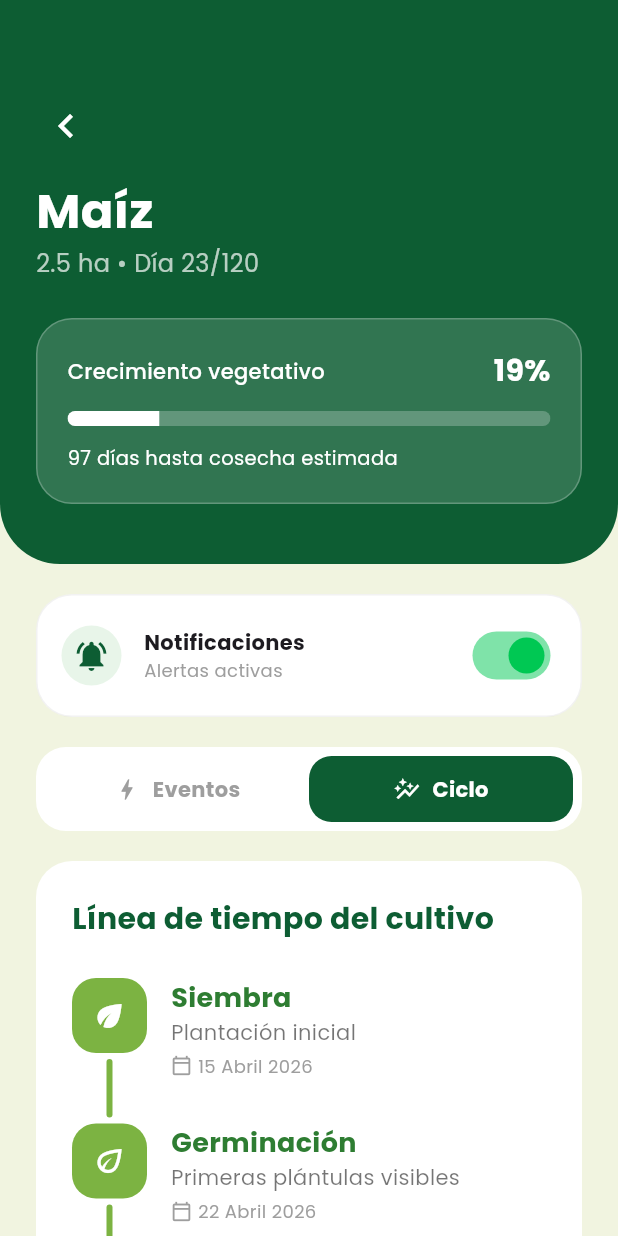
After one commit to chaan12/cultiva-app-frontend, a Flutter app: the CropTrackingScreen screen opened directly, on a phone screen of 412 x 824 dp. The commit adds this screen. Run offline on Flutter 3.47's test engine with Material 3 defaults, Android fonts, the phone set to English and light mode, and no system bars; our stand-ins replace fl_chart, google_fonts; network calls fail.

Commit message:
Add crop tracking screen and link from My Crops
Introduce a new CropTrackingScreen (lib/features/crop_tracking/screens/crop_tracking_screen.dart) providing a detailed UI for crop progress: header with progress bar, notification toggle, tabbed Events/Cycle views, event cards and a timeline of stages. Wire navigation from My Crops screen by importing the new screen and pushing CropTrackingScreen on tap (lib/features/my_crops/screens/my_crops_scree.dart). An assets/.DS_Store file was also updated in the commit.

```diff
--- /dev/null
+++ b/lib/features/crop_tracking/screens/crop_tracking_screen.dart
@@ -0,0 +1,552 @@
+import 'package:flutter/material.dart';
+
+class CropTrackingScreen extends StatefulWidget {
+  const CropTrackingScreen({super.key});
+
+  @override
+  State<CropTrackingScreen> createState() => _CropTrackingScreenState();
+}
+
+class _CropTrackingScreenState extends State<CropTrackingScreen> {
+  bool notifications = true;
+  String activeTab =
+      "timeline"; // Por defecto en timeline para visualizar los cambios
+
+  final Map<String, dynamic> cultivo = {
+    "nombre": "Maíz",
+    "area": "2.5 ha",
+    "diasDesdeSiembra": 23,
+    "etapaActual": "Crecimiento vegetativo",
+    "progreso": 19,
+    "totalDias": 120,
+    "diasCosecha": 97,
+  };
+
+  final List<Map<String, dynamic>> upcomingEvents = [
+    {
+      "task": "Aplicar fertilizante NPK",
+      "date": "10 Mayo",
+      "daysUntil": 2,
+      "priority": "high",
+      "icon": Icons.water_drop,
+      "description": "Fase crítica de nutrición",
+    },
+    {
+      "task": "Inspección de plagas",
+      "date": "12 Mayo",
+      "daysUntil": 4,
+      "priority": "medium",
+      "icon": Icons.bug_report,
+      "description": "Monitoreo preventivo",
+    },
+    {
+      "task": "Riego profundo",
+      "date": "14 Mayo",
+      "daysUntil": 6,
+      "priority": "medium",
+      "icon": Icons.water_drop,
+      "description": "Mantener humedad del suelo",
+    },
+  ];
+
+  final List<Map<String, dynamic>> timelineStages = [
+    {
+      "name": "Siembra",
+      "date": "15 Abril 2026",
+      "description": "Plantación inicial",
+      "completed": true,
+      "icon": Icons.eco,
+    },
+    {
+      "name": "Germinación",
+      "date": "22 Abril 2026",
+      "description": "Primeras plántulas visibles",
+      "completed": true,
+      "icon": Icons.eco_outlined,
+    },
+    {
+      "name": "Crecimiento vegetativo",
+      "date": "5 Mayo 2026",
+      "description": "Desarrollo de hojas y tallos",
+      "current": true,
+      "daysRemaining": 7,
+      "icon": Icons.trending_up,
+    },
+    {
+      "name": "Floración",
+      "date": "25 Mayo 2026",
+      "description": "Aparición de flores",
+      "completed": false,
+      "icon": Icons.wb_sunny_outlined,
+    },
+    {
+      "name": "Fructificación",
+      "date": "10 Junio 2026",
+      "description": "Formación de frutos",
+      "completed": false,
+      "icon": Icons.spa_outlined,
+    },
+    {
+      "name": "Cosecha",
+      "date": "15 Julio 2026",
+      "description": "Momento óptimo de recolección",
+      "completed": false,
+      "icon": Icons.check_circle_outline,
+    },
+  ];
+
+  @override
+  Widget build(BuildContext context) {
+    return Scaffold(
+      backgroundColor: const Color(0xFFF1F4E0), // Fondo crema de la imagen
+      body: SingleChildScrollView(
+        child: Column(
+          children: [
+            _buildHeader(),
+            Padding(
+              padding: const EdgeInsets.symmetric(horizontal: 24),
+              child: Column(
+                children: [
+                  const SizedBox(height: 20),
+                  _buildNotificationToggle(),
+                  const SizedBox(height: 20),
+                  _buildTabSelector(),
+                  const SizedBox(height: 20),
+                  AnimatedSwitcher(
+                    duration: const Duration(milliseconds: 300),
+                    child: activeTab == "events"
+                        ? _buildEventsList()
+                        : _buildTimeline(),
+                  ),
+                  const SizedBox(height: 40),
+                ],
+              ),
+            ),
+          ],
+        ),
+      ),
+    );
+  }
+
+  Widget _buildHeader() {
+    return Container(
+      width: double.infinity,
+      padding: const EdgeInsets.fromLTRB(24, 60, 24, 40),
+      decoration: const BoxDecoration(
+        color: Color(0xFF0D5D33),
+        borderRadius: BorderRadius.only(
+          bottomLeft: Radius.circular(40),
+          bottomRight: Radius.circular(40),
+        ),
+      ),
+      child: Column(
+        crossAxisAlignment: CrossAxisAlignment.start,
+        children: [
+          IconButton(
+            onPressed: () => Navigator.pop(context),
+            icon: const Icon(Icons.chevron_left, color: Colors.white, size: 32),
+            padding: EdgeInsets.zero,
+            alignment: Alignment.centerLeft,
+          ),
+          const SizedBox(height: 10),
+          Text(
+            cultivo["nombre"],
+            style: const TextStyle(
+              color: Colors.white,
+              fontSize: 32,
+              fontWeight: FontWeight.bold,
+            ),
+          ),
+          Text(
+            "${cultivo["area"]} • Día ${cultivo["diasDesdeSiembra"]}/${cultivo["totalDias"]}",
+            style: const TextStyle(color: Colors.white70, fontSize: 16),
+          ),
+          const SizedBox(height: 25),
+          Container(
+            padding: const EdgeInsets.all(20),
+            decoration: BoxDecoration(
+              color: Colors.white.withOpacity(0.15),
+              borderRadius: BorderRadius.circular(24),
+              border: Border.all(color: Colors.white24),
+            ),
+            child: Column(
+              children: [
+                Row(
+                  mainAxisAlignment: MainAxisAlignment.spaceBetween,
+                  children: [
+                    Text(
+                      cultivo["etapaActual"],
+                      style: const TextStyle(
+                        color: Colors.white,
+                        fontWeight: FontWeight.w500,
+                      ),
+                    ),
+                    Text(
+                      "${cultivo["progreso"]}%",
+                      style: const TextStyle(
+                        color: Colors.white,
+                        fontSize: 20,
+                        fontWeight: FontWeight.bold,
+                      ),
+                    ),
+                  ],
+                ),
+                const SizedBox(height: 12),
+                ClipRRect(
+                  borderRadius: BorderRadius.circular(10),
+                  child: LinearProgressIndicator(
+                    value: cultivo["progreso"] / 100,
+                    backgroundColor: Colors.white24,
+                    color: Colors.white,
+                    minHeight: 10,
+                  ),
+                ),
+                const SizedBox(height: 12),
+                Align(
+                  alignment: Alignment.centerLeft,
+                  child: Text(
+                    "${cultivo["diasCosecha"]} días hasta cosecha estimada",
+                    style: const TextStyle(color: Colors.white, fontSize: 13),
+                  ),
+                ),
+              ],
+            ),
+          ),
+        ],
+      ),
+    );
+  }
+
+  Widget _buildNotificationToggle() {
+    return Container(
+      padding: const EdgeInsets.all(16),
+      decoration: BoxDecoration(
+        color: Colors.white,
+        borderRadius: BorderRadius.circular(24),
+        border: Border.all(color: Colors.black.withOpacity(0.05)),
+      ),
+      child: Row(
+        children: [
+          CircleAvatar(
+            backgroundColor: notifications
+                ? const Color(0xFFE8F5E9)
+                : Colors.grey[100],
+            child: Icon(
+              notifications
+                  ? Icons.notifications_active
+                  : Icons.notifications_off,
+              color: notifications ? const Color(0xFF0D5D33) : Colors.grey,
+            ),
+          ),
+          const SizedBox(width: 15),
+          Expanded(
+            child: Column(
+              crossAxisAlignment: CrossAxisAlignment.start,
+              children: [
+                const Text(
+                  "Notificaciones",
+                  style: TextStyle(fontWeight: FontWeight.bold),
+                ),
+                Text(
+                  notifications ? "Alertas activas" : "Alertas desactivadas",
+                  style: const TextStyle(color: Colors.grey, fontSize: 12),
+                ),
+              ],
+            ),
+          ),
+          Switch.adaptive(
+            value: notifications,
+            onChanged: (v) => setState(() => notifications = v),
+            activeColor: const Color(0xFF00C853),
+          ),
+        ],
+      ),
+    );
+  }
+
+  Widget _buildTabSelector() {
+    return Container(
+      padding: const EdgeInsets.all(6),
+      decoration: BoxDecoration(
+        color: Colors.white,
+        borderRadius: BorderRadius.circular(20),
+      ),
+      child: Row(
+        children: [
+          _tabButton("events", Icons.bolt, "Eventos"),
+          _tabButton("timeline", Icons.auto_graph, "Ciclo"),
+        ],
+      ),
+    );
+  }
+
+  Widget _tabButton(String id, IconData icon, String label) {
+    bool isSelected = activeTab == id;
+    return Expanded(
+      child: GestureDetector(
+        onTap: () => setState(() => activeTab = id),
+        child: AnimatedContainer(
+          duration: const Duration(milliseconds: 300),
+          padding: const EdgeInsets.symmetric(vertical: 12),
+          decoration: BoxDecoration(
+            color: isSelected ? const Color(0xFF0D5D33) : Colors.transparent,
+            borderRadius: BorderRadius.circular(15),
+          ),
+          child: Row(
+            mainAxisAlignment: MainAxisAlignment.center,
+            children: [
+              Icon(
+                icon,
+                color: isSelected ? Colors.white : Colors.grey,
+                size: 18,
+              ),
+              const SizedBox(width: 8),
+              Text(
+                label,
+                style: TextStyle(
+                  color: isSelected ? Colors.white : Colors.grey,
+                  fontWeight: FontWeight.bold,
+                ),
+              ),
+            ],
+          ),
+        ),
+      ),
+    );
+  }
+
+  Widget _buildEventsList() {
+    return Column(
+      key: const ValueKey("events_list"),
+      children: upcomingEvents.map((event) => _eventCard(event)).toList(),
+    );
+  }
+
+  Widget _eventCard(Map<String, dynamic> event) {
+    Color priorityColor = event["priority"] == "high"
+        ? Colors.redAccent
+        : Colors.amber[700]!;
+    return Container(
+      margin: const EdgeInsets.only(bottom: 16),
+      decoration: BoxDecoration(
+        color: Colors.white,
+        borderRadius: BorderRadius.circular(24),
+        border: Border.all(color: priorityColor.withOpacity(0.3), width: 1),
+      ),
+      child: Padding(
+        padding: const EdgeInsets.all(20),
+        child: Row(
+          crossAxisAlignment: CrossAxisAlignment.start,
+          children: [
+            Container(
+              padding: const EdgeInsets.all(12),
+              decoration: BoxDecoration(
+                color: priorityColor.withOpacity(0.1),
+                borderRadius: BorderRadius.circular(16),
+              ),
+              child: Icon(event["icon"], color: priorityColor),
+            ),
+            const SizedBox(width: 16),
+            Expanded(
+              child: Column(
+                crossAxisAlignment: CrossAxisAlignment.start,
+                children: [
+                  Text(
+                    event["task"],
+                    style: const TextStyle(
+                      fontWeight: FontWeight.bold,
+                      fontSize: 18,
+                    ),
+                  ),
+                  Text(
+                    event["description"],
+                    style: const TextStyle(color: Colors.grey, fontSize: 14),
+                  ),
+                  const SizedBox(height: 10),
+                  Text(
+                    "En ${event["daysUntil"]} días",
+                    style: TextStyle(
+                      color: priorityColor,
+                      fontWeight: FontWeight.bold,
+                    ),
+                  ),
+                ],
+              ),
+            ),
+          ],
+        ),
+      ),
+    );
+  }
+
+  Widget _buildTimeline() {
+    return Container(
+      key: const ValueKey("timeline_view"),
+      padding: const EdgeInsets.all(24),
+      decoration: BoxDecoration(
+        color: Colors.white,
+        borderRadius: BorderRadius.circular(24),
+      ),
+      child: Column(
+        crossAxisAlignment: CrossAxisAlignment.start,
+        children: [
+          const Text(
+            "Línea de tiempo del cultivo",
+            style: TextStyle(
+              fontSize: 20,
+              fontWeight: FontWeight.bold,
+              color: Color(0xFF0D5D33),
+            ),
+          ),
+          const SizedBox(height: 25),
+          ...timelineStages
+              .asMap()
+              .entries
+              .map(
+                (entry) => _timelineItem(
+                  entry.value,
+                  entry.key == timelineStages.length - 1,
+                ),
+              )
+              .toList(),
+        ],
+      ),
+    );
+  }
+
+  Widget _timelineItem(Map<String, dynamic> stage, bool isLast) {
+    bool isCompleted = stage["completed"] ?? false;
+    bool isCurrent = stage["current"] ?? false;
+
+    // Colores exactos de la imagen
+    Color iconBgColor = isCompleted
+        ? const Color(0xFF7CB342) // Verde claro para completados
+        : (isCurrent
+              ? const Color(0xFF33691E)
+              : Colors.white); // Verde oscuro para actual
+
+    Color iconColor = isCurrent || isCompleted ? Colors.white : Colors.grey;
+    Color connectorColor = isCompleted
+        ? const Color(0xFF7CB342)
+        : Colors.grey.shade200;
+
+    return IntrinsicHeight(
+      child: Row(
+        crossAxisAlignment: CrossAxisAlignment.start,
+        children: [
+          Column(
+            children: [
+              Container(
+                width: 50,
+                height: 50,
+                decoration: BoxDecoration(
+                  color: iconBgColor,
+                  borderRadius: BorderRadius.circular(16),
+                  border: !isCurrent && !isCompleted
+                      ? Border.all(color: Colors.grey.shade200)
+                      : null,
+                  boxShadow: isCurrent
+                      ? [
+                          BoxShadow(
+                            color: Colors.black12,
+                            blurRadius: 10,
+                            offset: Offset(0, 4),
+                          ),
+                        ]
+                      : null,
+                ),
+                child: Icon(stage["icon"], color: iconColor, size: 24),
+              ),
+              if (!isLast)
+                Expanded(
+                  child: Container(
+                    width: 4,
+                    margin: const EdgeInsets.symmetric(vertical: 4),
+                    decoration: BoxDecoration(
+                      color: connectorColor,
+                      borderRadius: BorderRadius.circular(2),
+                    ),
+                  ),
+                ),
+            ],
+          ),
+          const SizedBox(width: 16),
+          Expanded(
+            child: Column(
+              crossAxisAlignment: CrossAxisAlignment.start,
+              children: [
+                Row(
+                  mainAxisAlignment: MainAxisAlignment.spaceBetween,
+                  children: [
+                    Text(
+                      stage["name"],
+                      style: TextStyle(
+                        fontSize: 18,
+                        fontWeight: FontWeight.bold,
+                        color: isCurrent || isCompleted
+                            ? const Color(0xFF2E7D32)
+                            : Colors.black54,
+                      ),
+                    ),
+                    if (isCurrent && stage["daysRemaining"] != null)
+                      Container(
+                        padding: const EdgeInsets.symmetric(
+                          horizontal: 10,
+                          vertical: 8,
+                        ),
+                        decoration: BoxDecoration(
+                          color: const Color(
+                            0xFF2D4B2D,
+                          ), // Color oscuro para el badge
+                          borderRadius: BorderRadius.circular(20),
+                        ),
+                        child: Column(
+                          children: [
+                            Text(
+                              "${stage["daysRemaining"]}",
+                              style: const TextStyle(
+                                color: Colors.white,
+                                fontWeight: FontWeight.bold,
+                                fontSize: 16,
+                              ),
+                            ),
+                            const Text(
+                              "días",
+                              style: TextStyle(
+                                color: Colors.white,
+                                fontSize: 10,
+                              ),
+                            ),
+                          ],
+                        ),
+                      ),
+                  ],
+                ),
+                Text(
+                  stage["description"] ?? "",
+                  style: const TextStyle(color: Colors.black54, fontSize: 14),
+                ),
+                const SizedBox(height: 4),
+                Row(
+                  children: [
+                    const Icon(
+                      Icons.calendar_today_outlined,
+                      size: 14,
+                      color: Colors.grey,
+                    ),
+                    const SizedBox(width: 4),
+                    Text(
+                      stage["date"],
+                      style: const TextStyle(color: Colors.grey, fontSize: 12),
+                    ),
+                  ],
+                ),
+                const SizedBox(height: 30), // Espacio entre items
+              ],
+            ),
+          ),
+        ],
+      ),
+    );
+  }
+}
--- a/lib/features/my_crops/screens/my_crops_scree.dart
+++ b/lib/features/my_crops/screens/my_crops_scree.dart
@@ -1,5 +1,6 @@
 import 'package:flutter/material.dart';
 import '../../crop_register/screens/crop_register_screen.dart';
+import '../../crop_tracking/screens/crop_tracking_screen.dart';
 
 class Cultivo {
   final String id;
@@ -364,7 +365,16 @@ class _MisCultivosScreenState extends State<MisCultivosScreen> {
                   ),
                 ),
                 const SizedBox(height: 15),
-                const Row(
+                GestureDetector(
+                  onTap: () {
+                    Navigator.push(
+                      context,
+                      MaterialPageRoute(
+                        builder: (_) => const CropTrackingScreen(),
+                      ),
+                    );
+                  },
+                  child: const Row(
                     mainAxisAlignment: MainAxisAlignment.spaceBetween,
                     children: [
                       Text(
@@ -376,6 +386,7 @@ class _MisCultivosScreenState extends State<MisCultivosScreen> {
                       ),
                       Icon(Icons.chevron_right, color: Color(0xFF0D5D33)),
                     ],
+                  ),
                 ),
               ],
             ),
```
Also changed, not shown: 1 other file. Lines whose indentation alone changed are shown as unchanged.
